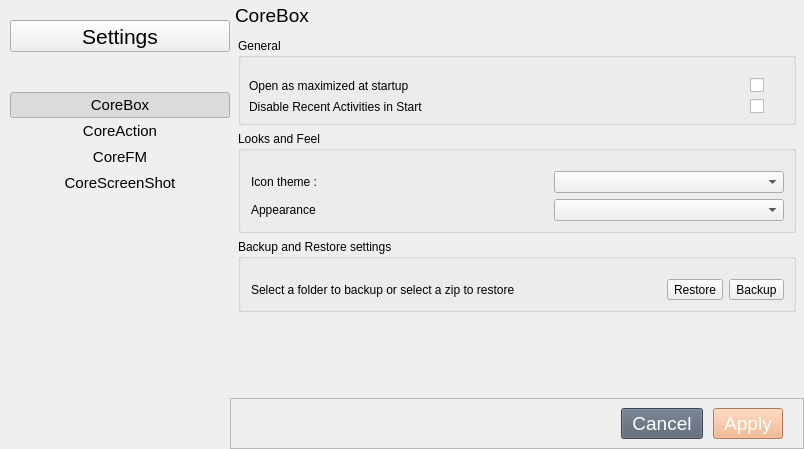
Above: app/settings/settings.ui from rahmanshaber/corebox before the change. Below: the same form after it.
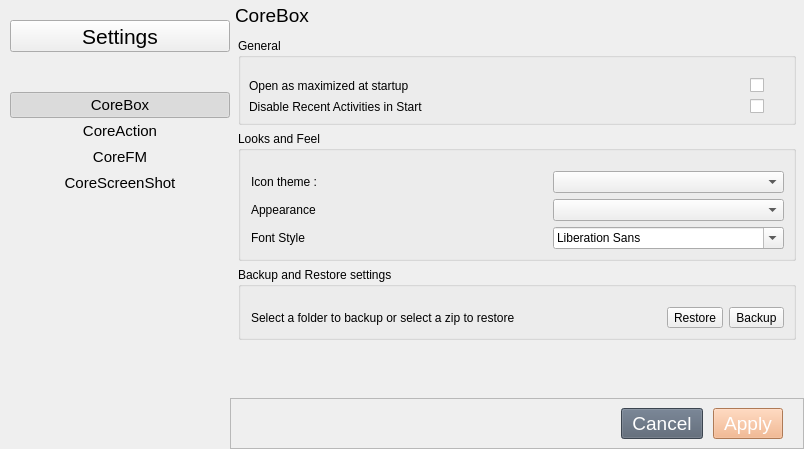
That is the form after the change. Icons and pictures are not drawn.

```diff
--- a/app/settings/settings.ui
+++ b/app/settings/settings.ui
@@ -341,6 +341,16 @@
             </property>
            </widget>
           </item>
+          <item row="2" column="0">
+           <widget class="QLabel" name="selectFont_2">
+            <property name="text">
+             <string>Font Style</string>
+            </property>
+           </widget>
+          </item>
+          <item row="2" column="2">
+           <widget class="QFontComboBox" name="cmbFontStyle"/>
+          </item>
          </layout>
         </widget>
        </item>
```
Left out of the diff: 28 changed lines with no effect on the pictures.
